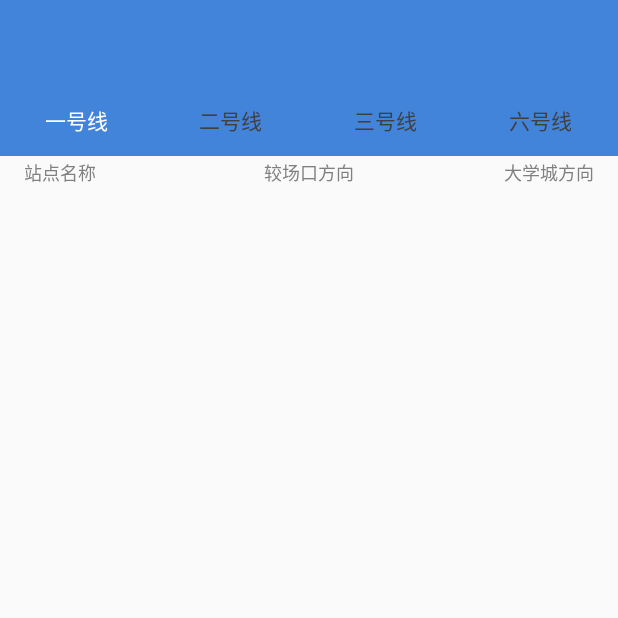
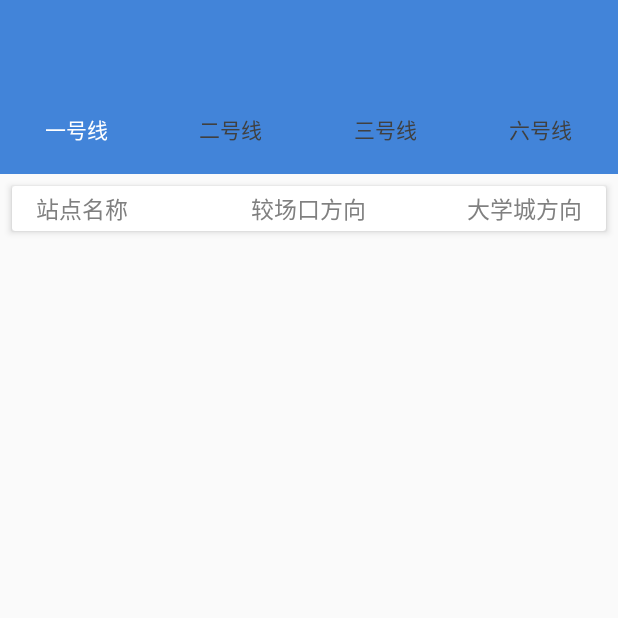
Before and after one commit to CQUPTGuys/CQSubway, an Android app: the OneNumberFragment screen opened directly, with no data from a screen before it, on a phone screen of 412 x 824 dp, the top half of it. Run offline under Robolectric (Android 15) with nearby library versions, the phone set to English and light mode, and no system bars; our stand-ins replace ButterKnife; libraries missing offline, so code that uses them is left out: org.litepal, org.litepal.crud.

Commit message:
修改第二

```diff
--- a/app/src/main/res/layout/activity_route.xml
+++ b/app/src/main/res/layout/activity_route.xml
@@ -8,7 +8,7 @@
    <include layout="@layout/view_toolbar"/>
     <android.support.design.widget.TabLayout
         android:layout_width="match_parent"
-        android:layout_height="wrap_content"
+        android:layout_height="60dp"
         android:id="@+id/tl_route"
         android:background="@color/white"
         app:tabSelectedTextColor="@color/white"
--- a/app/src/main/res/layout/fragment_one_route.xml
+++ b/app/src/main/res/layout/fragment_one_route.xml
@@ -4,37 +4,46 @@
     android:layout_height="match_parent"
     xmlns:app="http://schemas.android.com/apk/res-auto"
     android:orientation="vertical">
+    <android.support.v7.widget.CardView
+        android:id="@+id/search_cd"
+        android:layout_width="match_parent"
+        android:layout_height="wrap_content"
+        android:layout_marginTop="8dp"
+        android:layout_marginRight="8dp"
+        android:layout_marginLeft="8dp"
+        app:cardCornerRadius="@dimen/cardview_default_radius"
+        app:cardElevation="3dp"
+        app:cardBackgroundColor="@color/white">
     <RelativeLayout
        android:layout_width="match_parent"
-       android:layout_height="20dp">
+       android:layout_height="30dp">
        <TextView
            android:layout_width="wrap_content"
            android:layout_height="wrap_content"
            android:text="站点名称"
-           android:textSize="12sp"
+           android:textSize="15sp"
            android:layout_centerVertical="true"
            android:layout_marginLeft="16dp"
-           android:textColor="@color/dark_gray"
-           android:layout_alignParentBottom="true"/>
+           android:textColor="@color/dark_gray" />
        <TextView
            android:layout_width="wrap_content"
            android:layout_height="wrap_content"
            android:text="较场口方向"
-           android:textSize="12sp"
+           android:textSize="15sp"
            android:layout_centerInParent="true"
            android:textColor="@color/dark_gray"
-           android:layout_alignParentBottom="true"/>
+           />
        <TextView
            android:layout_width="wrap_content"
            android:layout_height="wrap_content"
            android:text="大学城方向"
-           android:textSize="12sp"
+           android:textSize="15sp"
            android:layout_alignParentRight="true"
            android:layout_centerVertical="true"
            android:layout_marginRight="16dp"
-           android:textColor="@color/dark_gray"
-           android:layout_alignParentBottom="true"/>
+           android:textColor="@color/dark_gray" />
    </RelativeLayout>
+    </android.support.v7.widget.CardView>
     <ListView
         android:layout_width="match_parent"
         android:layout_height="match_parent"
--- a/app/src/main/res/layout/item_fragment_one_route.xml
+++ b/app/src/main/res/layout/item_fragment_one_route.xml
@@ -14,7 +14,7 @@
         android:layout_width="wrap_content"
         android:layout_height="wrap_content"
         android:text="较场口"
-        android:textSize="18sp"
+        android:textSize="15sp"
         android:layout_centerVertical="true"
         android:layout_marginLeft="8dp"
         android:layout_toRightOf="@+id/iv_item_one"
--- a/app/src/main/res/layout/item_fragment_six_route.xml
+++ b/app/src/main/res/layout/item_fragment_six_route.xml
@@ -14,7 +14,7 @@
         android:layout_width="wrap_content"
         android:layout_height="wrap_content"
         android:text="较场口"
-        android:textSize="18sp"
+        android:textSize="15sp"
         android:layout_centerVertical="true"
         android:layout_marginLeft="8dp"
         android:layout_toRightOf="@+id/iv_item_one"
--- a/app/src/main/res/layout/item_fragment_three_route.xml
+++ b/app/src/main/res/layout/item_fragment_three_route.xml
@@ -14,7 +14,7 @@
         android:layout_width="wrap_content"
         android:layout_height="wrap_content"
         android:text="较场口"
-        android:textSize="18sp"
+        android:textSize="15sp"
         android:layout_centerVertical="true"
         android:layout_marginLeft="8dp"
         android:layout_toRightOf="@+id/iv_item_three"
--- a/app/src/main/res/layout/item_fragment_two_route.xml
+++ b/app/src/main/res/layout/item_fragment_two_route.xml
@@ -14,7 +14,7 @@
         android:layout_width="wrap_content"
         android:layout_height="wrap_content"
         android:text="较场口"
-        android:textSize="18sp"
+        android:textSize="15sp"
         android:layout_centerVertical="true"
         android:layout_marginLeft="8dp"
         android:layout_toRightOf="@+id/iv_item_two"
```
Also changed, not shown: app/src/main/res/layout/fragment_six_route.xml (+16 -7 lines), app/src/main/res/layout/fragment_three_route.xml (+16 -7 lines), app/src/main/res/layout/fragment_two_route.xml (+15 -7 lines).
